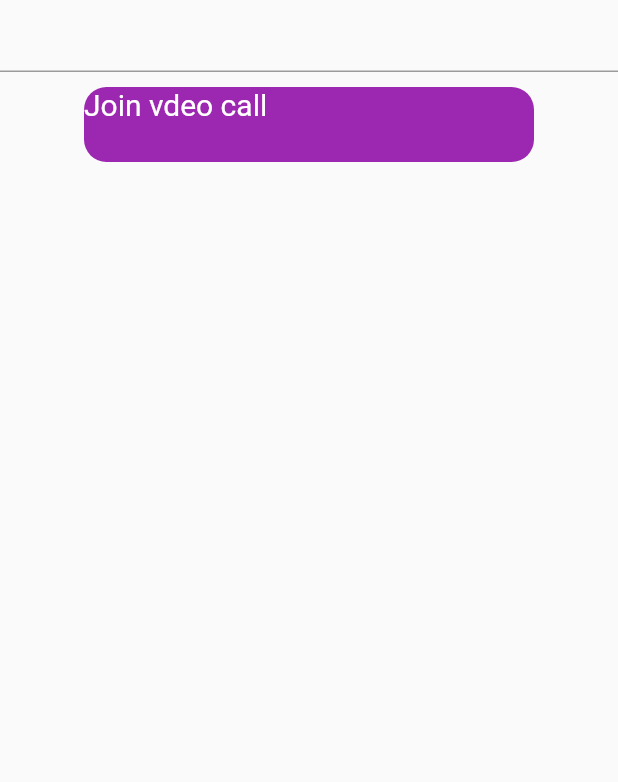
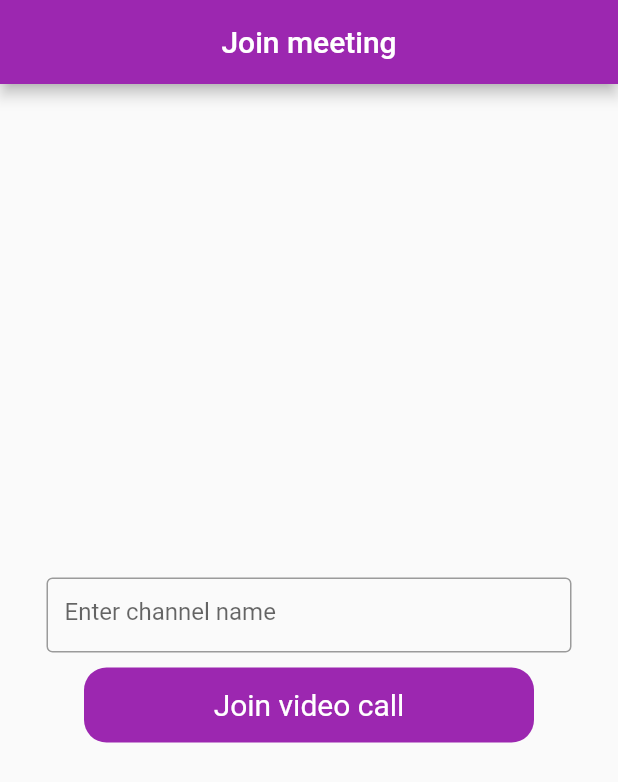
Before and after one commit to HamzaNechi/meeting_app, a Flutter app: the screen it shows after launch, on a phone screen of 412 x 824 dp. Shown: the top 782 px of the screen. Run offline on Flutter 3.47's test engine with Material 2 defaults, Android fonts, the light colour scheme and no system bars; our stand-ins replace permission_handler; missing offline and left inert: agora_rtc_engine.

Commit message:
second commit

```diff
--- a/lib/main.dart
+++ b/lib/main.dart
@@ -17,6 +17,7 @@ class MyApp extends StatelessWidget {
         primarySwatch: Colors.purple,
       ),
       home: const HomeCall(),
+      debugShowCheckedModeBanner: false,
     );
   }
 }
--- a/lib/therapy_en_ligne/call_page.dart
+++ b/lib/therapy_en_ligne/call_page.dart
@@ -18,7 +18,7 @@ class _CallState extends State<Call> {
 
   late RtcEngine _engine;
   bool loading=false;
-  String appId="from agora.io ..";
+  String appId="cb8441630ac2453a8a1f86fe8f67559e";
   List _remoteUids=[];
   double xP=0;
   double yP=0;
--- a/lib/therapy_en_ligne/home_therapy.dart
+++ b/lib/therapy_en_ligne/home_therapy.dart
@@ -18,11 +18,26 @@ class _HomeCallState extends State<HomeCall> {
     final TextEditingController _controller=TextEditingController();
 
     return Scaffold(
-      body: Center(
-        child: Column(
+      appBar: AppBar(
+        title: const Text("Join meeting",style: TextStyle(color: Colors.white),),
+        centerTitle: true,
+      ),
+      body: Column(
+        mainAxisAlignment: MainAxisAlignment.center,
+        crossAxisAlignment: CrossAxisAlignment.center,
         children: [
-            TextField(
+          Center(
+            child: Container(
+              width: 350,
+              height: 50,
+              child: TextField(
                 controller: _controller,
+                decoration: InputDecoration(
+                  border: OutlineInputBorder(),
+                  hintText: 'Enter channel name',
+                ),
+              ),
+            ),
           ),
 
           SizedBox(height: 10,),
@@ -43,12 +58,11 @@ class _HomeCallState extends State<HomeCall> {
                 borderRadius: BorderRadius.circular(15)
               ),
 
-                child: const Text("Join vdeo call" , style: TextStyle(fontSize: 20,color: Colors.white),),
+              child:  const Center(child: Text("Join video call" , style: TextStyle(fontSize: 20,color: Colors.white),)),
             ),
           )
         ],
       ),
-      ),
     );
   }
 }
```
Lines whose indentation alone changed are shown as unchanged.
